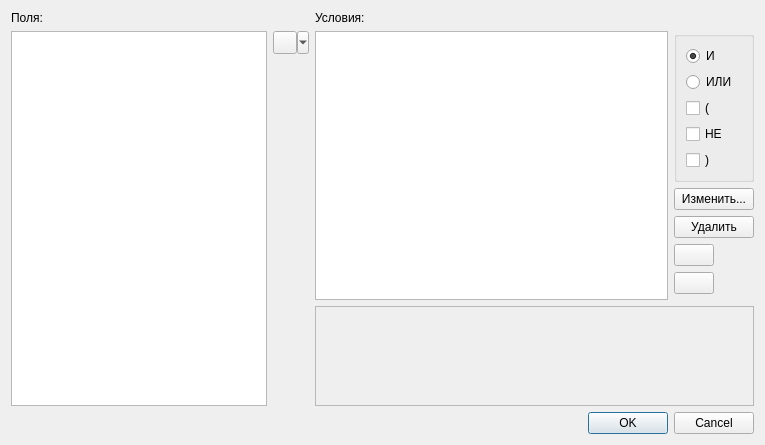
Before: the Qt Designer form client/tqqrywid.ui in sshmakov/Traquera, drawn with Qt 5.
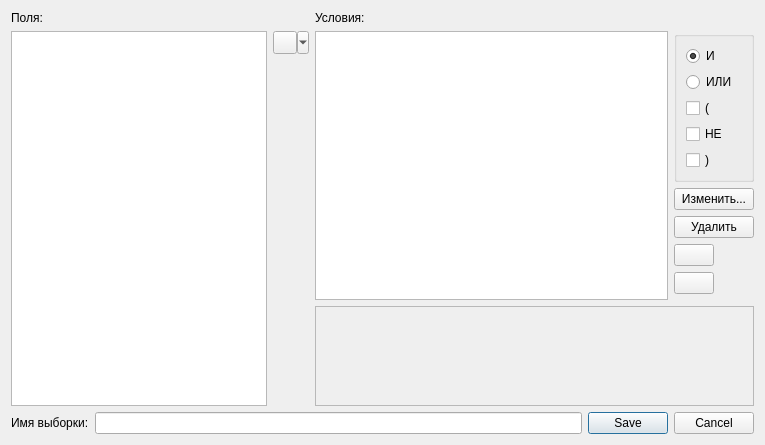
After: the same form once the commit is applied. Icons and pictures are not drawn.

Commit message: работа с именами query

Diff of the .ui file:
```diff
--- a/client/tqqrywid.ui
+++ b/client/tqqrywid.ui
@@ -210,10 +210,35 @@
     </layout>
    </item>
    <item>
-    <widget class="QDialogButtonBox" name="buttonBox">
-     <property name="standardButtons">
-      <set>QDialogButtonBox::Cancel|QDialogButtonBox::Ok</set>
-     </property>
+    <widget class="QWidget" name="widget" native="true">
+     <layout class="QHBoxLayout" name="horizontalLayout">
+      <property name="margin">
+       <number>0</number>
+      </property>
+      <item>
+       <widget class="QLabel" name="label_3">
+        <property name="text">
+         <string>Имя выборки:</string>
+        </property>
+       </widget>
+      </item>
+      <item>
+       <widget class="QLineEdit" name="leQueryName"/>
+      </item>
+      <item>
+       <widget class="QDialogButtonBox" name="buttonBox">
+        <property name="sizePolicy">
+         <sizepolicy hsizetype="Maximum" vsizetype="Fixed">
+          <horstretch>0</horstretch>
+          <verstretch>0</verstretch>
+         </sizepolicy>
+        </property>
+        <property name="standardButtons">
+         <set>QDialogButtonBox::Cancel|QDialogButtonBox::Save</set>
+        </property>
+       </widget>
+      </item>
+     </layout>
     </widget>
    </item>
   </layout>
```
Left out of the diff: 28 changed lines with no effect on the pictures. The commit also changes 25 other files.
